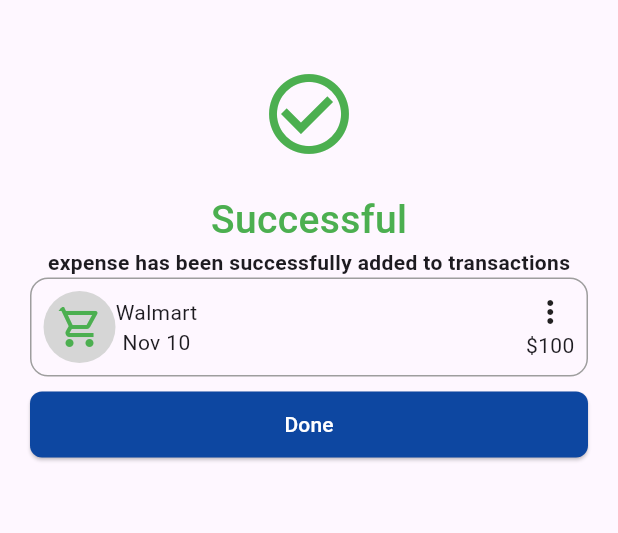
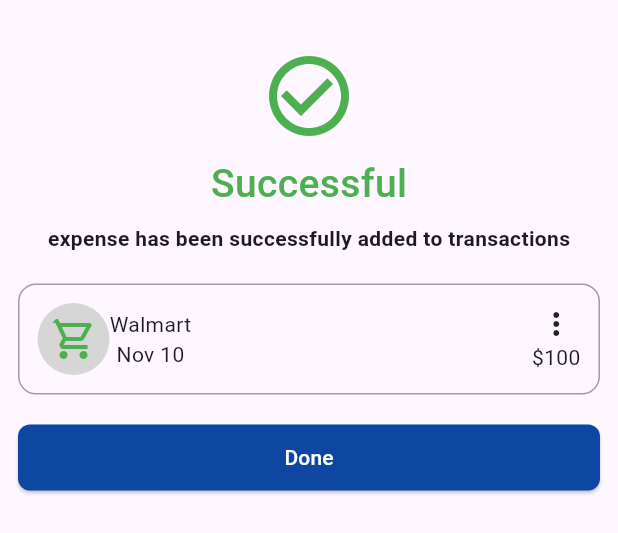
Before and after one commit to davidakabogu/flutterfoodrecipe, a Flutter app: the ExpenseSuccessfulBottomSheet widget shown alone on an empty page, opened directly, on a phone screen of 412 x 824 dp. Shown: the top 533 px of the screen. Run offline on Flutter 3.47's test engine with Material 3 defaults, Android fonts, the phone set to English and light mode, and no system bars; our stand-ins replace google_fonts.

Commit message:
successful bottom sheet updates

```diff
--- a/foodrecipe/lib/widgets/appbarbuttons.dart
+++ b/foodrecipe/lib/widgets/appbarbuttons.dart
@@ -1,5 +1,4 @@
 import 'package:flutter/material.dart';
-import 'package:flutter/widgets.dart';
 
 class ButtonSection extends StatelessWidget {
   const ButtonSection({super.key});
@@ -290,7 +289,7 @@ class IncomeSuccessfulBottomSheet extends StatelessWidget {
   Widget build(BuildContext context) {
     return SingleChildScrollView(
       child: Padding(
-        padding: const EdgeInsets.all(18.0),
+        padding: const EdgeInsets.only(top: 8, left: 12, right: 12, bottom: 32),
         child: Column(
           children: [
             const Padding(
@@ -324,13 +323,14 @@ class IncomeSuccessfulBottomSheet extends StatelessWidget {
                 ],
               ),
             ),
+            const SizedBox(height: 20),
             Container(
               decoration: BoxDecoration(
                 borderRadius:
                     BorderRadius.circular(12.0), // Rounded border outline
                 border: Border.all(color: Colors.grey), // Border outline color
               ),
-              padding: const EdgeInsets.all(8.0),
+              padding: const EdgeInsets.all(12.0),
               child: Row(
                 mainAxisAlignment: MainAxisAlignment.spaceBetween,
                 children: [
@@ -367,6 +367,7 @@ class IncomeSuccessfulBottomSheet extends StatelessWidget {
                 ],
               ),
             ),
+            const SizedBox(height: 10),
             Container(
               padding: const EdgeInsets.only(top: 8),
               width: double.infinity,
@@ -548,7 +549,7 @@ class ExpenseSuccessfulBottomSheet extends StatelessWidget {
   Widget build(BuildContext context) {
     return SingleChildScrollView(
       child: Padding(
-        padding: const EdgeInsets.all(20.0),
+        padding: const EdgeInsets.only(top: 8, left: 12, right: 12, bottom: 32),
         child: Column(
           children: [
             const Padding(
@@ -559,13 +560,15 @@ class ExpenseSuccessfulBottomSheet extends StatelessWidget {
                 color: Colors.green,
               ),
             ),
-            const SizedBox(height: 20),
-            const Text(
-              'Successful',
-              style: TextStyle(
-                  fontSize: 26,
-                  fontWeight: FontWeight.w500,
-                  color: Colors.green),
+            const Padding(
+              padding: EdgeInsets.all(8.0),
+              child: Text(
+                'Successful',
+                style: TextStyle(
+                    fontSize: 26,
+                    fontWeight: FontWeight.w500,
+                    color: Colors.green),
+              ),
             ),
             const Row(
               mainAxisAlignment: MainAxisAlignment.center,
@@ -577,13 +580,16 @@ class ExpenseSuccessfulBottomSheet extends StatelessWidget {
                         TextStyle(fontSize: 14, fontWeight: FontWeight.w600)),
               ],
             ),
+            const SizedBox(
+              height: 20,
+            ),
             Container(
               decoration: BoxDecoration(
                 borderRadius:
                     BorderRadius.circular(12.0), // Rounded border outline
                 border: Border.all(color: Colors.grey), // Border outline color
               ),
-              padding: const EdgeInsets.all(8.0),
+              padding: const EdgeInsets.all(12.0),
               child: Row(
                 mainAxisAlignment: MainAxisAlignment.spaceBetween,
                 children: [
@@ -620,6 +626,9 @@ class ExpenseSuccessfulBottomSheet extends StatelessWidget {
                 ],
               ),
             ),
+            const SizedBox(
+              height: 10,
+            ),
             Container(
               padding: const EdgeInsets.only(top: 8),
               width: double.infinity,
```
